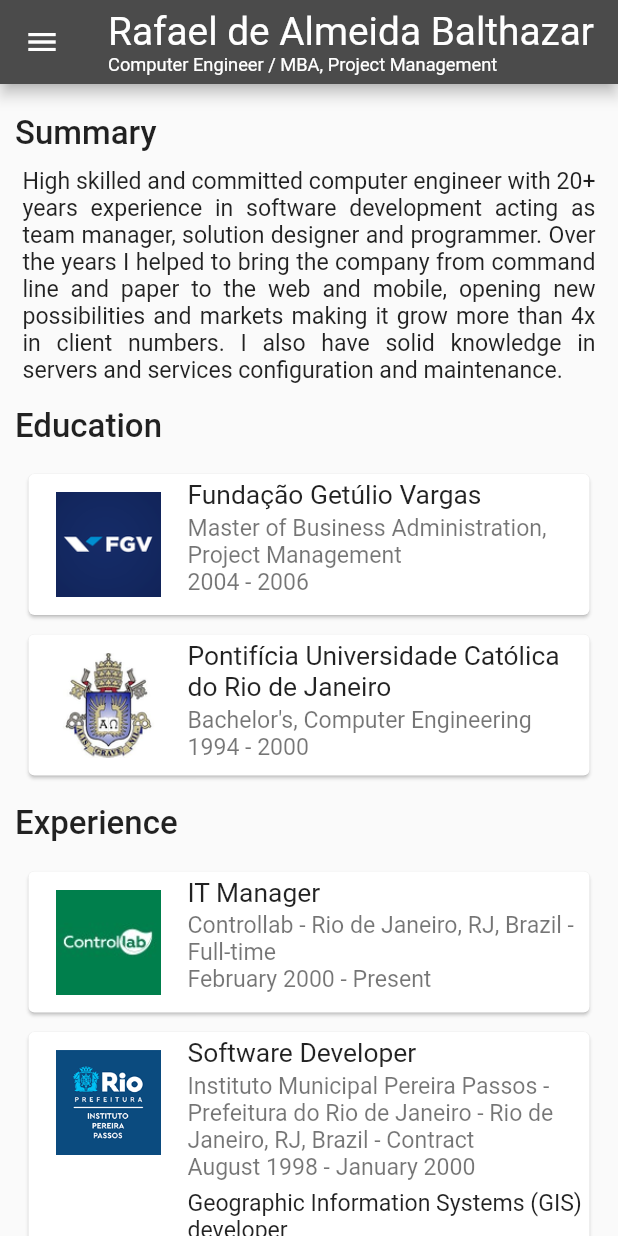
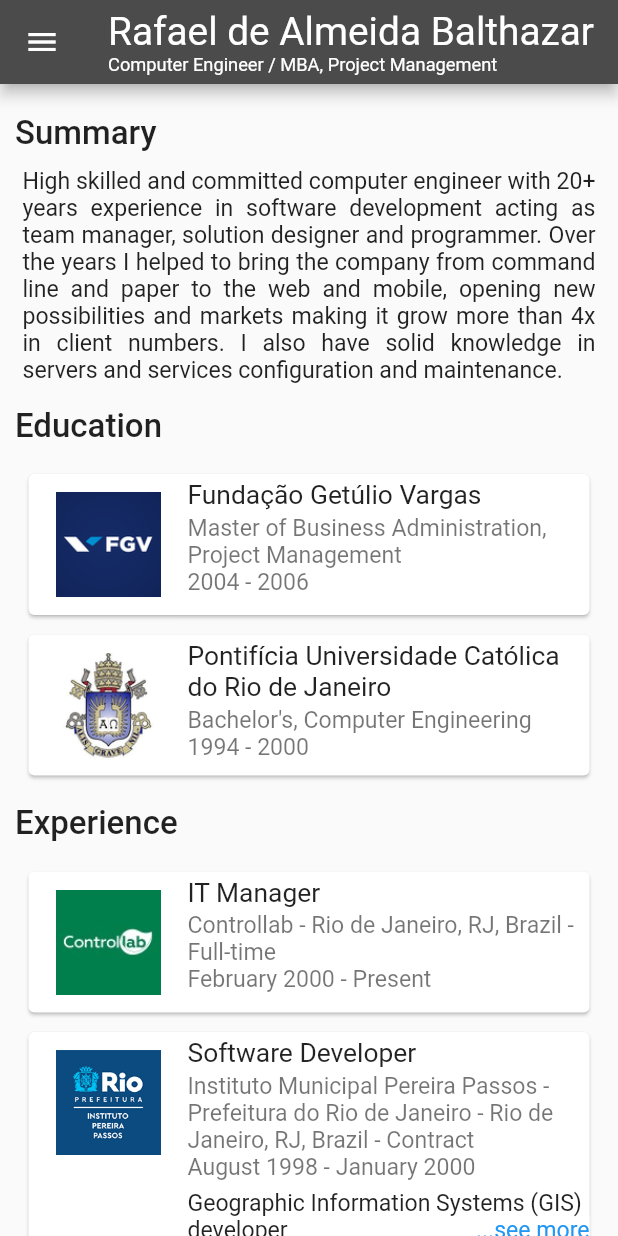
Before and after one commit to rabalthazar/resume, a Flutter app: the screen it shows after launch, on a phone screen of 412 x 824 dp. Run offline on Flutter 3.47's test engine with Material 2 defaults, Android fonts, the light colour scheme and no system bars.

Commit message:
Experience description is now expandable

```diff
--- /dev/null
+++ b/lib/components/expandable_text.dart
@@ -0,0 +1,108 @@
+import 'package:flutter/material.dart';
+import 'package:flutter/rendering.dart';
+
+class ExpandableText extends StatefulWidget {
+  ExpandableText(
+    this.text, {
+    Key? key,
+    this.maxLines,
+    this.startsExpanded = false,
+    this.moreText = 'see more',
+    this.lessText = 'see less',
+  }) : super(key: key);
+
+  final String text;
+  final int? maxLines;
+  final bool startsExpanded;
+  final String moreText;
+  final String lessText;
+
+  @override
+  _ExpandableTextState createState() => _ExpandableTextState();
+}
+
+class _ExpandableTextState extends State<ExpandableText> {
+  late bool _isExpanded;
+
+  @override
+  void initState() {
+    super.initState();
+    _isExpanded = null != widget.maxLines ? widget.startsExpanded : true;
+  }
+
+  @override
+  Widget build(BuildContext context) {
+    return LayoutBuilder(
+      builder: (BuildContext context, BoxConstraints constraints) {
+        final textObject = RichText(text: TextSpan(text: widget.text));
+        final boxes = textObject.measure(context, constraints);
+
+        return (null == widget.maxLines || boxes.length < widget.maxLines!)
+            ? textObject
+            : !_isExpanded
+                ? Stack(
+                    alignment: Alignment(1.0, 1.0),
+                    children: [
+                      Text(
+                        widget.text,
+                        overflow: TextOverflow.clip,
+                        maxLines: _isExpanded ? null : widget.maxLines,
+                      ),
+                      GestureDetector(
+                        child: MouseRegion(
+                          cursor: SystemMouseCursors.click,
+                          child: Text(
+                            '...${widget.moreText}',
+                            style: TextStyle(
+                                color: Colors.blue,
+                                backgroundColor: Colors.white),
+                          ),
+                        ),
+                        onTap: () {
+                          setState(() {
+                            _isExpanded = !_isExpanded;
+                          });
+                        },
+                      ),
+                    ],
+                  )
+                : Column(
+                    crossAxisAlignment: CrossAxisAlignment.start,
+                    children: [
+                      Text(
+                        widget.text,
+                      ),
+                      // TODO: This 'link' can be a component
+                      GestureDetector(
+                        child: MouseRegion(
+                          cursor: SystemMouseCursors.click,
+                          child: Text(
+                            widget.lessText,
+                            style: TextStyle(
+                              color: Colors.blue,
+                              backgroundColor: Colors.white,
+                            ),
+                          ),
+                        ),
+                        onTap: () {
+                          setState(() {
+                            _isExpanded = !_isExpanded;
+                          });
+                        },
+                      ),
+                    ],
+                  );
+      },
+    );
+  }
+}
+
+extension _TextMeasurer on RichText {
+  List<TextBox> measure(BuildContext context, BoxConstraints constraints) {
+    final renderObject = createRenderObject(context)..layout(constraints);
+    return renderObject.getBoxesForSelection(TextSelection(
+      baseOffset: 0,
+      extentOffset: text.toPlainText().length,
+    ));
+  }
+}
--- a/lib/main.dart
+++ b/lib/main.dart
@@ -56,8 +56,8 @@
           endMonth: 1,
           endYear: 2000,
           description: 'Geographic Information Systems (GIS) developer\n'
-              '(Spatial Database Engine (GIS) administration\n'
-              'Implantation of aero/satellite photos and huge image manipulation systems',
+              'Implantation of aero/satellite photos and huge image manipulation systems\n'
+              'Spatial Database Engine (SDE) administration'
         ),
         Experience(
           logoUrl: 'images/controllab.jpeg',
--- a/lib/screen/resume/components/experience_item.dart
+++ b/lib/screen/resume/components/experience_item.dart
@@ -1,6 +1,6 @@
 import 'package:flutter/material.dart';
 import 'package:intl/intl.dart';
-import 'package:resume/components/asset_avatar.dart';
+import 'package:resume/components/expandable_text.dart';
 import 'package:resume/components/info_card.dart';
 import 'package:resume/model/entity/experience.dart';
 
@@ -41,7 +41,12 @@
           ),
         ],
       ),
-      body: null != item.description ? Text(item.description!) : null,
+      body: null != item.description
+          ? ExpandableText(
+              item.description!,
+              maxLines: 2,
+            )
+          : null,
     );
   }
 }
--- a/lib/screen/resume/resume_screen.dart
+++ b/lib/screen/resume/resume_screen.dart
@@ -25,11 +25,6 @@
 
 class _ResumeScreenState extends State<ResumeScreen> {
   bool _isLargeScreen = false;
-
-  Widget _buildHeaderBackground() => Container(
-        height: ResumeScreen.headerHeight,
-        color: const Color.fromRGBO(75, 75, 75, 1.0),
-      );
 
   List<Widget> _buildDetailsViewWidgets() {
     return [
```
